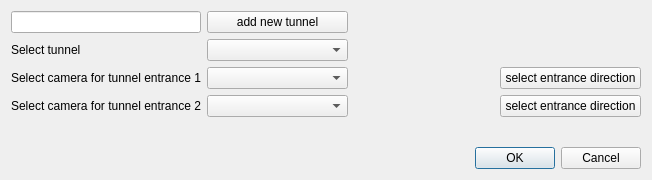
Before: the Qt Designer form wadas/ui/qt/configure_tunnel_mode.ui in stefanodellosa-personal/WADAS, drawn with Qt 5.
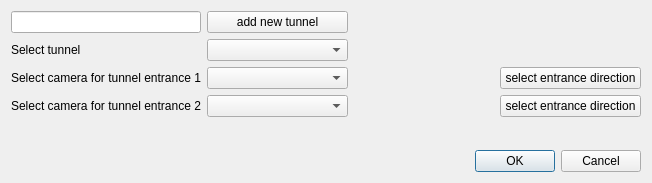
After: the same form once the commit is applied.

What changed in the file:
```diff
--- a/wadas/ui/qt/configure_tunnel_mode.ui
+++ b/wadas/ui/qt/configure_tunnel_mode.ui
@@ -7,7 +7,7 @@
     <x>0</x>
     <y>0</y>
     <width>652</width>
-    <height>180</height>
+    <height>183</height>
    </rect>
   </property>
   <property name="windowTitle">
```
Left out of the diff: 2 changed lines with no effect on the pictures.
